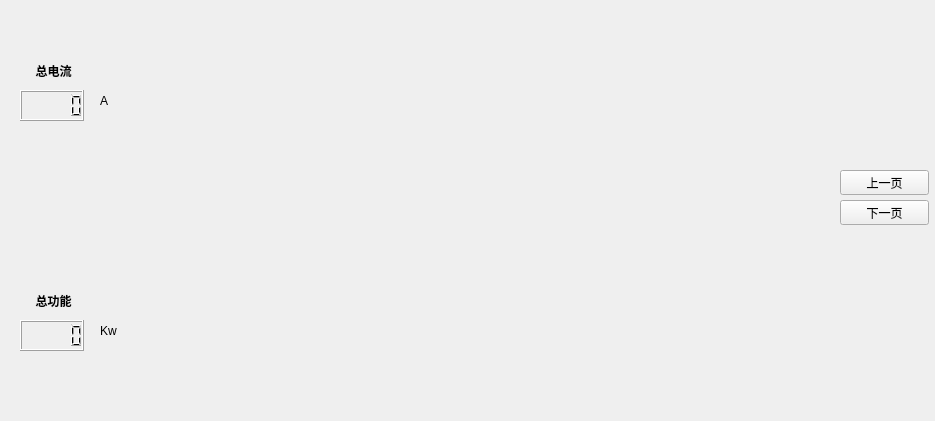
Old version of the form BusBar-Qt/home/homewid.ui in the repository luozhiyong131/BusBar.
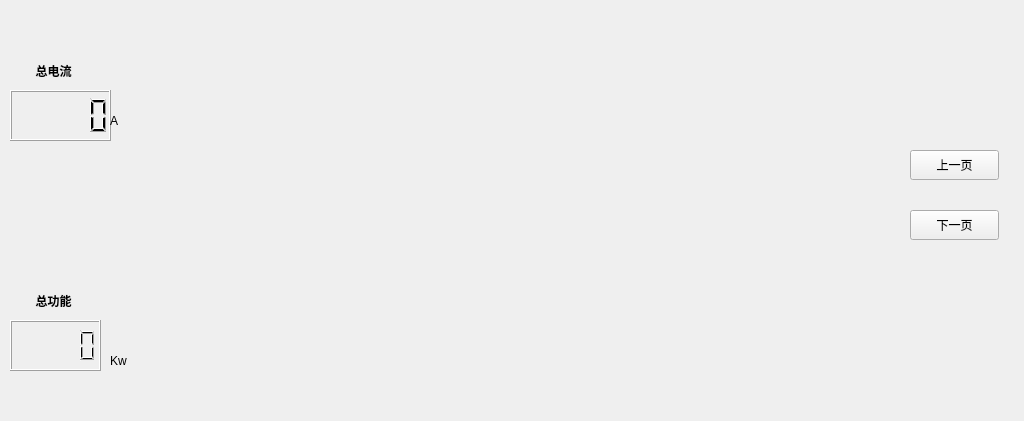
New version of the form. Icons and pictures are not drawn.

The edit to the form file:
```diff
--- a/BusBar-Qt/home/homewid.ui
+++ b/BusBar-Qt/home/homewid.ui
@@ -6,7 +6,7 @@
    <rect>
     <x>0</x>
     <y>0</y>
-    <width>935</width>
+    <width>1024</width>
     <height>421</height>
    </rect>
   </property>
@@ -29,7 +29,7 @@
   <widget class="QWidget" name="widget_2" native="true">
    <property name="geometry">
     <rect>
-     <x>210</x>
+     <x>200</x>
      <y>300</y>
      <width>85</width>
      <height>85</height>
@@ -107,7 +107,7 @@
   <widget class="QWidget" name="widget_8" native="true">
    <property name="geometry">
     <rect>
-     <x>670</x>
+     <x>680</x>
      <y>300</y>
      <width>85</width>
      <height>85</height>
@@ -120,7 +120,7 @@
   <widget class="QWidget" name="widget_9" native="true">
    <property name="geometry">
     <rect>
-     <x>820</x>
+     <x>850</x>
      <y>20</y>
      <width>85</width>
      <height>85</height>
@@ -133,7 +133,7 @@
   <widget class="QWidget" name="widget_10" native="true">
    <property name="geometry">
     <rect>
-     <x>820</x>
+     <x>850</x>
      <y>300</y>
      <width>85</width>
      <height>85</height>
@@ -146,10 +146,10 @@
   <widget class="QPushButton" name="downBtn">
    <property name="geometry">
     <rect>
-     <x>840</x>
-     <y>200</y>
+     <x>910</x>
+     <y>210</y>
      <width>89</width>
-     <height>25</height>
+     <height>30</height>
     </rect>
    </property>
    <property name="text">
@@ -159,10 +159,10 @@
   <widget class="QPushButton" name="upBtn">
    <property name="geometry">
     <rect>
-     <x>840</x>
-     <y>170</y>
+     <x>910</x>
+     <y>150</y>
      <width>89</width>
-     <height>25</height>
+     <height>30</height>
     </rect>
    </property>
    <property name="text">
@@ -216,10 +216,10 @@
   <widget class="QLCDNumber" name="curLcd">
    <property name="geometry">
     <rect>
-     <x>20</x>
+     <x>10</x>
      <y>90</y>
-     <width>64</width>
-     <height>31</height>
+     <width>101</width>
+     <height>51</height>
     </rect>
    </property>
    <property name="font">
@@ -233,8 +233,8 @@
   <widget class="QLabel" name="label_3">
    <property name="geometry">
     <rect>
-     <x>100</x>
-     <y>90</y>
+     <x>110</x>
+     <y>110</y>
      <width>21</width>
      <height>21</height>
     </rect>
@@ -246,8 +246,8 @@
   <widget class="QLabel" name="label_4">
    <property name="geometry">
     <rect>
-     <x>100</x>
-     <y>320</y>
+     <x>110</x>
+     <y>350</y>
      <width>41</width>
      <height>21</height>
     </rect>
@@ -259,10 +259,10 @@
   <widget class="QLCDNumber" name="powLcd">
    <property name="geometry">
     <rect>
-     <x>20</x>
+     <x>10</x>
      <y>320</y>
-     <width>64</width>
-     <height>31</height>
+     <width>91</width>
+     <height>51</height>
     </rect>
    </property>
    <property name="font">
@@ -275,9 +275,9 @@
   <widget class="QWidget" name="widget" native="true">
    <property name="geometry">
     <rect>
-     <x>100</x>
+     <x>130</x>
      <y>110</y>
-     <width>711</width>
+     <width>761</width>
      <height>191</height>
     </rect>
    </property>
```
